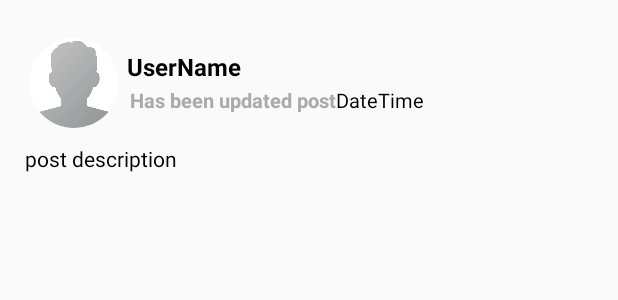
After one commit to loklokesh1/JBULLaAPP, an Android app: the layout all_posts_layout.xml on its own in the app's theme, with its tools: preview values and no code run, on a phone screen of 412 x 824 dp. The commit adds this screen. Shown: the top 300 px of the screen. Run offline under Robolectric (Android 15) with nearby library versions, the phone set to English and light mode, and no system bars.

Commit message:
successfully add

```diff
--- a/JBULLa/app/build.gradle
+++ b/JBULLa/app/build.gradle
@@ -45,7 +45,11 @@ dependencies {
     implementation 'com.google.firebase:firebase-auth:19.4.0'
     implementation 'com.google.firebase:firebase-storage:19.2.0'
 
+    implementation 'com.firebaseui:firebase-ui-database:6.2.1'
+
     implementation 'androidx.swiperefreshlayout:swiperefreshlayout:1.1.0'
+
+    implementation 'androidx.recyclerview:recyclerview:1.1.0'
 
     testImplementation 'junit:junit:4.12'
     androidTestImplementation 'androidx.test.ext:junit:1.1.2'
--- a/JBULLa/app/src/main/java/com/mahammadjabi/jbulla/userPosts/UserPostsActivity.java
+++ b/JBULLa/app/src/main/java/com/mahammadjabi/jbulla/userPosts/UserPostsActivity.java
@@ -6,6 +6,8 @@ import androidx.appcompat.app.AppCompatActivity;
 
 import android.app.ProgressDialog;
 import android.content.Intent;
+import android.graphics.Color;
+import android.graphics.drawable.ColorDrawable;
 import android.net.Uri;
 import android.os.Bundle;
 import android.text.TextUtils;
@@ -246,6 +248,7 @@ public class UserPostsActivity extends AppCompatActivity {
     {
 
         loadingBar.setMessage("Uploading post...");
+        loadingBar.getWindow().setBackgroundDrawable(new ColorDrawable(Color.GRAY));
         loadingBar.show();
 
 //         postdescription = PostDescription.getText().toString();
--- a/JBULLa/app/src/main/res/layout/activity_main.xml
+++ b/JBULLa/app/src/main/res/layout/activity_main.xml
@@ -27,6 +27,12 @@
             android:id="@+id/container"
             android:layout_width="match_parent"
             android:layout_height="match_parent">
+
+            <androidx.recyclerview.widget.RecyclerView
+                android:id="@+id/all_users_post"
+                android:layout_width="match_parent"
+                android:layout_height="610dp"
+                android:layout_marginTop="?actionBarSize" />
 
 
             <com.google.android.material.bottomnavigation.BottomNavigationView
--- /dev/null
+++ b/JBULLa/app/src/main/res/layout/all_posts_layout.xml
@@ -0,0 +1,106 @@
+<?xml version="1.0" encoding="utf-8"?>
+<RelativeLayout
+    xmlns:android="http://schemas.android.com/apk/res/android"
+    android:layout_width="match_parent"
+    android:layout_height="wrap_content">
+
+    <LinearLayout
+        android:layout_width="match_parent"
+        android:layout_height="wrap_content"
+        android:orientation="vertical"
+        android:layout_marginBottom="4dp"
+        android:layout_marginLeft="10dp"
+        android:layout_marginRight="10dp"
+        android:layout_marginTop="10dp">
+
+        <LinearLayout
+            android:layout_width="match_parent"
+            android:layout_height="wrap_content"
+            android:layout_marginTop="10dp"
+            android:padding="5dp"
+            android:orientation="horizontal">
+
+            <de.hdodenhof.circleimageview.CircleImageView
+                android:layout_width="60dp"
+                android:layout_height="60dp"
+                android:src="@drawable/profile1"
+                android:id="@+id/post_profile_image"
+                android:scaleType="centerCrop"
+                android:layout_marginLeft="4dp"
+                />
+            <LinearLayout
+                android:layout_width="match_parent"
+                android:layout_height="wrap_content"
+                android:orientation="vertical">
+                <TextView
+                    android:layout_width="match_parent"
+                    android:layout_height="wrap_content"
+                    android:text="UserName"
+                    android:id="@+id/post_user_name"
+                    android:layout_marginLeft="5dp"
+                    android:layout_marginTop="8dp"
+                    android:textAlignment="textStart"
+                    android:textSize="16sp"
+                    android:textStyle="bold"
+                    android:textColor="@android:color/black"
+                    />
+                <LinearLayout
+                    android:layout_width="match_parent"
+                    android:layout_height="wrap_content"
+                    android:orientation="horizontal"
+                    android:layout_marginLeft="5dp"
+                    android:padding="2dp">
+
+                    <TextView
+                        android:id="@+id/text2"
+                        android:layout_width="wrap_content"
+                        android:layout_height="wrap_content"
+                        android:text="Has been updated post"
+                        android:textColor="@android:color/darker_gray"
+                        android:textSize="13sp"
+                        android:textStyle="bold"
+                        />
+                    <TextView
+                        android:id="@+id/post_date"
+                        android:layout_width="wrap_content"
+                        android:layout_height="wrap_content"
+                        android:text="Date"
+                        android:textColor="@android:color/black"
+                        android:textSize="13sp"
+                        />
+                    <TextView
+                        android:id="@+id/post_time"
+                        android:layout_width="wrap_content"
+                        android:layout_height="wrap_content"
+                        android:text="Time"
+                        android:textColor="@android:color/black"
+                        android:textSize="13sp"
+                        />
+                </LinearLayout>
+
+            </LinearLayout>
+        </LinearLayout>
+        <TextView
+            android:layout_width="match_parent"
+            android:layout_height="wrap_content"
+            android:text="post description"
+            android:layout_marginTop="2dp"
+            android:id="@+id/postdescription"
+            android:layout_marginLeft="3dp"
+            android:layout_marginRight="3dp"
+            android:padding="3dp"
+            android:textSize="14sp"
+            android:textColor="@android:color/black"
+            />
+        <ImageView
+            android:layout_width="match_parent"
+            android:layout_height="200dp"
+            android:layout_marginTop="4dp"
+            android:layout_margin="3dp"
+            android:adjustViewBounds="true"
+            android:scaleType="centerCrop"
+            android:id="@+id/post_image"/>
+    </LinearLayout>
+
+
+</RelativeLayout>
--- a/JBULLa/build.gradle
+++ b/JBULLa/build.gradle
@@ -17,6 +17,10 @@ allprojects {
     repositories {
         google()
         jcenter()
+        maven()
+                {
+                    url "https://maven.google.com"
+                }
     }
 }
 
```
Also changed, not shown: JBULLa/app/src/main/java/com/mahammadjabi/jbulla/BottomNavbar/HomeFragment.java (added, +59 -0 lines), JBULLa/app/src/main/java/com/mahammadjabi/jbulla/BottomNavbar/NotificationFragment.java (added, +61 -0 lines), JBULLa/app/src/main/java/com/mahammadjabi/jbulla/BottomNavbar/ProfileFragment.java (added, +52 -0 lines), JBULLa/app/src/main/java/com/mahammadjabi/jbulla/BottomNavbar/SearchFragment.java (added, +49 -0 lines), JBULLa/app/src/main/java/com/mahammadjabi/jbulla/MainActivity.java (+133 -5 lines), JBULLa/app/src/main/java/com/mahammadjabi/jbulla/Posts.java (added, +78 -0 lines), JBULLa/app/src/main/res/layout/fragment_notifications.xml (added, +13 -0 lines), JBULLa/app/src/main/res/layout/fragment_profile.xml (added, +13 -0 lines), JBULLa/app/src/main/res/layout/fragment_search.xml (added, +16 -0 lines).
